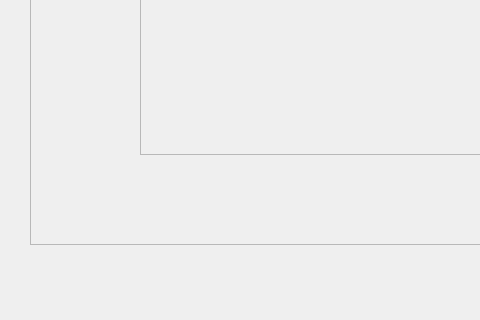
Qt form COMP_3004_Team_24/mainwindow.ui (sidbmw/Neureset_Device_Simulator) before a commit; both pictures show x 0 to 480 and y 166 to 486 of the 799 by 486 pixel window.
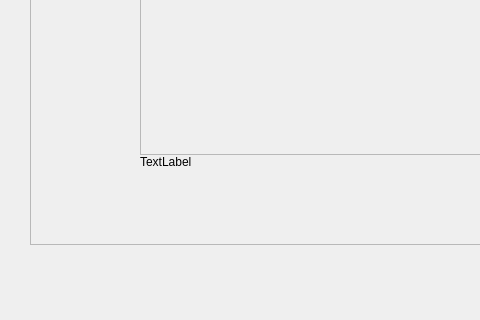
The same form after that commit. Icons and pictures are not drawn.

Commit message:
Added live timer display to UI
Updated the UI and date&time functions so that the timer that the user sets is now displayed on the UI in real time.

```diff
--- a/COMP_3004_Team_24/mainwindow.ui
+++ b/COMP_3004_Team_24/mainwindow.ui
@@ -293,6 +293,19 @@
       <string/>
      </property>
     </widget>
+    <widget class="QLabel" name="dateAndTimeDisplay">
+     <property name="geometry">
+      <rect>
+       <x>110</x>
+       <y>310</y>
+       <width>171</width>
+       <height>16</height>
+      </rect>
+     </property>
+     <property name="text">
+      <string>TextLabel</string>
+     </property>
+    </widget>
    </widget>
   </widget>
   <widget class="QMenuBar" name="menubar">
```
Left out of the diff: 2 changed lines with no effect on the pictures. The commit also changes 1 other file.
